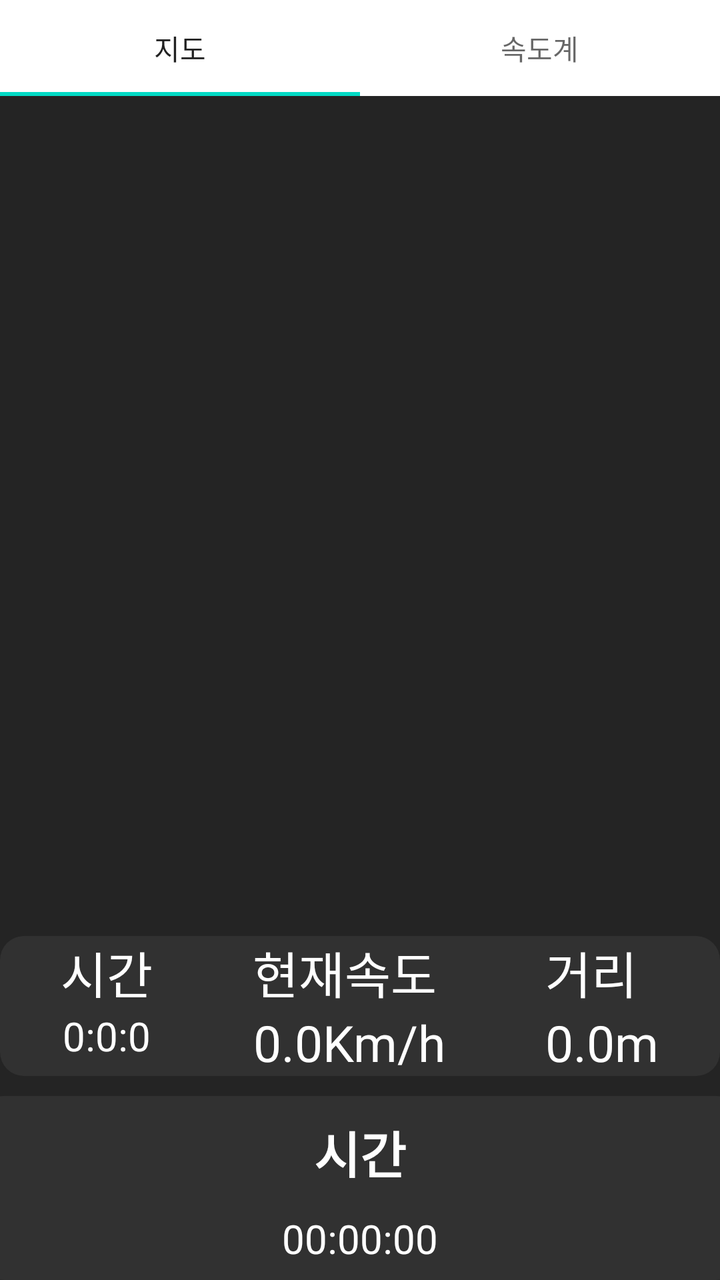
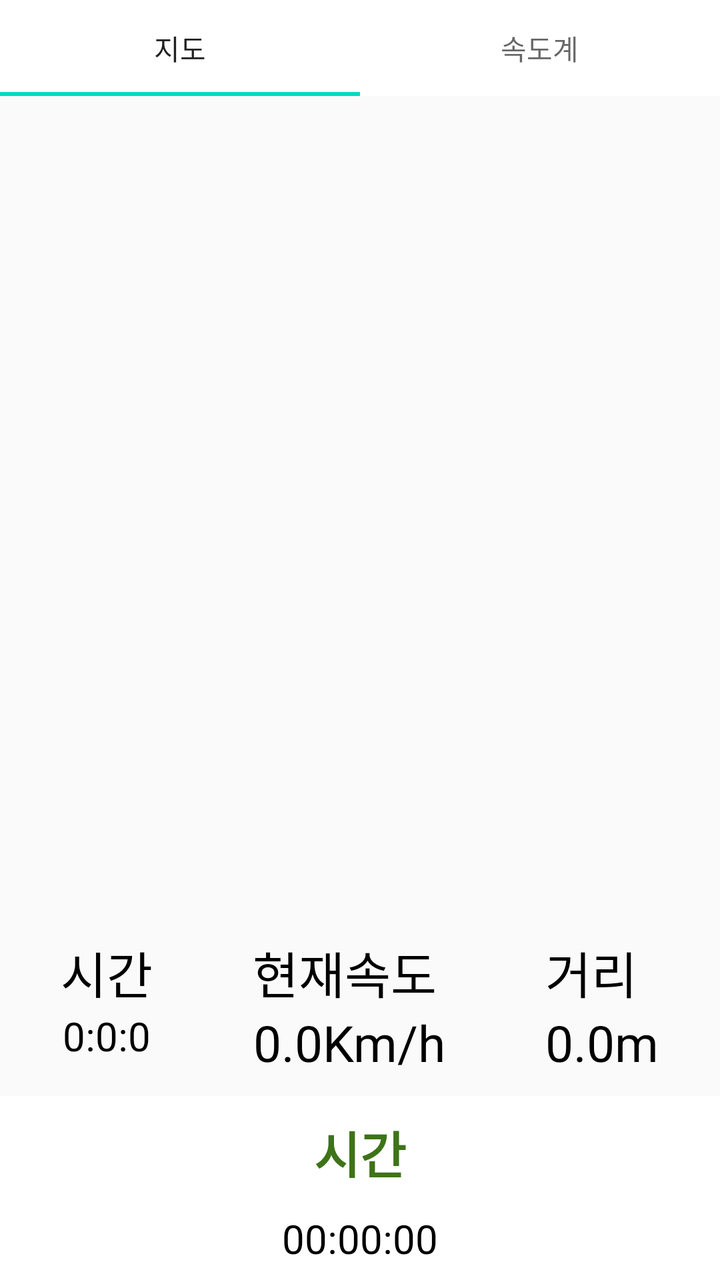

Screens rendered from an Android XML layout before and after an edit, with the pre-edit source and the edit as a unified diff.
<!-- AndroidManifest.xml: application theme AppTheme -->
<!-- res/layout/activity_riding_start.xml -->
<?xml version="1.0" encoding="utf-8"?>
<LinearLayout xmlns:android="http://schemas.android.com/apk/res/android"
    xmlns:app="http://schemas.android.com/apk/res-auto"
    xmlns:tools="http://schemas.android.com/tools"
    android:orientation="vertical"
    android:layout_width="match_parent"
    android:layout_height="match_parent"
    android:background="#242424"
    android:id="@+id/default_layout">

    <com.google.android.material.tabs.TabLayout
        android:layout_width="match_parent"
        android:layout_height="wrap_content"
        android:id="@+id/tab_layout"
        android:background="#fff">

        <com.google.android.material.tabs.TabItem
            android:layout_width="wrap_content"
            android:layout_height="wrap_content"

            android:text="지도" />
        <com.google.android.material.tabs.TabItem
            android:layout_width="wrap_content"
            android:layout_height="wrap_content"
            android:text="속도계" />
    </com.google.android.material.tabs.TabLayout>

    <LinearLayout
        android:id="@+id/map_layout"
        android:layout_width="match_parent"
        android:layout_height="wrap_content"
        android:orientation="vertical">
        <RelativeLayout
            android:id="@+id/map_view"
            android:layout_width="match_parent"
            android:layout_height="400dp"
            android:layout_alignParentBottom="true"
            android:layout_weight="0" />
    </LinearLayout>

    <LinearLayout
        android:layout_width="match_parent"
        android:layout_height="wrap_content"
        android:gravity="center"
        android:background="@drawable/subactivity_shape"
        android:layout_marginTop="20dp">

        <GridLayout
            android:id="@+id/speed_pre"
            android:layout_width="wrap_content"
            android:layout_height="wrap_content"
            android:columnCount="4"
            android:gravity="center"
            android:orientation="horizontal"
            android:verticalSpacing="30dp"
            tools:ignore="MissingConstraints">

            <LinearLayout
                android:layout_width="wrap_content"
                android:layout_height="wrap_content"
                android:orientation="vertical">

                <TextView
                    android:layout_width="match_parent"
                    android:layout_height="wrap_content"
                    android:gravity="center"
                    android:text="시간"
                    android:textColor="#fff"
                    android:textSize="25dp" />

                <TextView
                    android:id="@+id/m_time"
                    android:layout_width="match_parent"
                    android:layout_height="wrap_content"
                    android:gravity="center"
                    android:text="0:0:0"
                    android:textColor="#fff"
                    android:textSize="20dp" />
            </LinearLayout>

            <LinearLayout
                android:layout_width="wrap_content"
                android:layout_height="wrap_content"
                android:layout_marginLeft="50dp"
                android:orientation="vertical">

                <TextView
                    android:layout_width="wrap_content"
                    android:layout_height="wrap_content"
                    android:gravity="right"
                    android:text="현재속도"
                    android:textColor="#fff"
                    android:textSize="25dp" />

                <TextView
                    android:id="@+id/m_speed"
                    android:layout_width="wrap_content"
                    android:layout_height="wrap_content"
                    android:gravity="right"
                    android:text="0.0Km/h"
                    android:textColor="#fff"
                    android:textSize="25dp" />
            </LinearLayout>

            <LinearLayout
                android:layout_width="wrap_content"
                android:layout_height="wrap_content"
                android:layout_marginLeft="50dp"
                android:orientation="vertical">

                <TextView
                    android:layout_width="wrap_content"
                    android:layout_height="wrap_content"
                    android:text="거리"
                    android:textColor="#fff"
                    android:textSize="25dp" />

                <TextView
                    android:id="@+id/m_distance"
                    android:layout_width="wrap_content"
                    android:layout_height="wrap_content"
                    android:text="0.0m"
                    android:textColor="#fff"
                    android:textSize="25dp" />
            </LinearLayout>
        </GridLayout>
    </LinearLayout>


    <LinearLayout
        android:layout_width="match_parent"
        android:layout_height="wrap_content"
        android:id="@+id/speed_tap"
        android:orientation="vertical">
        <LinearLayout
            android:layout_width="380dp"
            android:layout_height="wrap_content"
            android:orientation="vertical"
            android:background="@drawable/subactivity_shape"
            android:layout_gravity="center"
            android:layout_marginTop="10dp"
            android:padding="10dp">

            <TextView
                android:layout_width="match_parent"
                android:layout_height="wrap_content"
                android:gravity="center"
                android:text="시간"
                android:textColor="#fff"
                android:textSize="25dp"
                android:textStyle="bold"
                tools:ignore="MissingConstraints" />

            <TextView
                android:id="@+id/ingtime"
                android:layout_width="match_parent"
                android:layout_height="50dp"
                android:gravity="center"
                android:text="00:00:00"
                android:textColor="#fff"
                android:textSize="20dp" />
        </LinearLayout>

        <LinearLayout
            android:layout_width="380dp"
            android:layout_height="150dp"
            android:id="@+id/speedlayout"
            android:orientation="vertical"
            android:background="@drawable/subactivity_shape"
            android:layout_gravity="center"
            android:layout_marginTop="10dp"
            android:padding="10dp">

            <GridLayout
                android:layout_width="350dp"
                android:layout_height="wrap_content"
                android:columnCount="4"
                android:layout_gravity="center"
                android:orientation="horizontal"
                android:verticalSpacing="30dp"
                tools:ignore="MissingConstraints">

                <LinearLayout
                    android:layout_width="wrap_content"
                    android:layout_height="wrap_content"
                    android:orientation="vertical">

                    <TextView
                        android:layout_width="wrap_content"
                        android:layout_height="wrap_content"
                        android:gravity="left"
                        android:text="평균"
                        android:textSize="25dp"
                        android:textColor="#fff"
                        android:textStyle="bold"/>

                    <TextView
                        android:id="@+id/avgspeed"
                        android:layout_width="wrap_content"
                        android:layout_height="wrap_content"
                        android:layout_weight="1"
                        android:gravity="left"
                        android:text="0"
                        android:layout_marginTop="10dp"
                        android:textColor="#fff"
                        android:textSize="20dp" />
                </LinearLayout>

                <LinearLayout
                    android:layout_width="wrap_content"
                    android:layout_height="wrap_content"
                    android:layout_marginLeft="100dp"
                    android:orientation="vertical">

                    <TextView
                        android:layout_width="wrap_content"
                        android:layout_height="wrap_content"
                        android:layout_weight="1"
                        android:layout_gravity="center"
                        android:text="속도"
                        android:textSize="25dp"
                        android:textColor="#fff"
                        android:textStyle="bold"/>
                    <TextView
                        android:id="@+id/nowspeed"
                        android:layout_width="wrap_content"
                        android:layout_height="wrap_content"
                        android:layout_gravity="center"
                        android:text="0.0"
                        android:textSize="40dp"
                        android:textColor="#fff"
                        android:textStyle="bold"
                        tools:ignore="MissingConstraints" />
                    <TextView
                        android:layout_width="wrap_content"
                        android:layout_height="wrap_content"
                        android:layout_weight="1"
                        android:layout_gravity="center"
                        android:text="km/h"
                        android:textColor="#000"
                        android:textSize="17dp" />

                </LinearLayout>

                <LinearLayout
                    android:layout_width="wrap_content"
                    android:layout_height="wrap_content"
                    android:layout_marginLeft="100dp"
                    android:orientation="vertical">

                    <TextView
                        android:layout_width="wrap_content"
                        android:layout_height="wrap_content"
                        android:layout_weight="1"
                        android:gravity="right"
                        android:text="최고"
                        android:textSize="25dp"
                        android:textColor="#fff"
                        android:textStyle="bold"/>

                    <TextView
                        android:id="@+id/maxspeed"
                        android:layout_width="wrap_content"
                        android:layout_height="wrap_content"
                        android:layout_weight="1"
                        android:layout_gravity="right"
                        android:layout_marginTop="10dp"
                        android:text="0"
                        android:textSize="20dp"
                        android:textColor="#fff"
                        tools:ignore="DuplicateIds" />
                </LinearLayout>
            </GridLayout>
        </LinearLayout>

        <LinearLayout
            android:layout_width="380dp"
            android:layout_height="wrap_content"
            android:orientation="vertical"
            android:background="@drawable/subactivity_shape"
            android:layout_gravity="center"
            android:layout_marginTop="10dp"
            android:padding="10dp">

            <TextView
                android:layout_width="match_parent"
                android:layout_height="match_parent"
                android:gravity="center_horizontal"
                android:text="휴식시간"
                android:textSize="25dp"
                android:textColor="#fff"
                android:textStyle="bold"
                tools:ignore="MissingConstraints" />

            <TextView
                android:id="@+id/resttime"
                android:layout_width="match_parent"
                android:layout_height="50dp"
                android:layout_weight="1"
                android:gravity="center"
                android:text="00:00:00"
                android:textColor="#fff"
                android:textSize="20dp" />
        </LinearLayout>

        <LinearLayout
            android:layout_width="380dp"
            android:layout_height="wrap_content"
            android:orientation="vertical"
            android:background="@drawable/subactivity_shape"
            android:layout_gravity="center"
            android:layout_marginTop="10dp"
            android:padding="10dp">

            <GridLayout
                android:layout_width="350dp"
                android:layout_height="wrap_content"
                android:columnCount="4"
                android:layout_gravity="center"
                android:orientation="horizontal"
                android:verticalSpacing="30dp"
                tools:ignore="MissingConstraints">

                <LinearLayout
                    android:layout_width="wrap_content"
                    android:layout_height="wrap_content"
                    android:orientation="vertical">

                    <TextView
                        android:layout_width="wrap_content"
                        android:layout_height="wrap_content"
                        android:gravity="left"
                        android:text="고도"
                        android:textSize="25dp"
                        android:textColor="#fff"
                        android:textStyle="bold"/>

                    <TextView
                        android:id="@+id/Nowgodo"
                        android:layout_width="wrap_content"
                        android:layout_height="wrap_content"
                        android:layout_weight="1"
                        android:gravity="left"
                        android:text="0"
                        android:textColor="#fff"
                        android:textSize="20sp" />
                </LinearLayout>

                <LinearLayout
                    android:layout_width="wrap_content"
                    android:layout_height="wrap_content"
                    android:layout_marginLeft="100dp"
                    android:orientation="vertical">

                    <TextView
                        android:layout_width="wrap_content"
                        android:layout_height="wrap_content"
                        android:layout_weight="1"
                        android:layout_gravity="center"
                        android:text="거리"
                        android:textSize="25dp"
                        android:textColor="#fff"
                        android:textStyle="bold"/>
                    <TextView
                        android:id="@+id/dis"
                        android:layout_width="wrap_content"
                        android:layout_height="wrap_content"
                        android:layout_weight="1"
                        android:layout_gravity="center"
                        android:text="0"
                        android:textColor="#fff"
                        android:textSize="20dp" />

                </LinearLayout>

                <LinearLayout
                    android:layout_width="wrap_content"
                    android:layout_height="wrap_content"
                    android:layout_marginLeft="60dp"
                    android:orientation="vertical">

                    <TextView
                        android:layout_width="wrap_content"
                        android:layout_height="wrap_content"
                        android:layout_weight="1"
                        android:gravity="right"
                        android:text="획득고도"
                        android:textSize="25dp"
                        android:textColor="#fff"
                        android:textStyle="bold"/>

                    <TextView
                        android:id="@+id/getgodo"
                        android:layout_width="wrap_content"
                        android:layout_height="wrap_content"
                        android:layout_weight="1"
                        android:layout_gravity="right"
                        android:text="0"
                        android:textColor="#fff"
                        android:textSize="20dp" />
                </LinearLayout>
            </GridLayout>
        </LinearLayout>



        <LinearLayout
            android:layout_width="match_parent"
            android:layout_height="wrap_content"
            android:id="@+id/status_layout">
            <TextView
                android:id="@+id/m_t"
                android:layout_width="wrap_content"
                android:layout_height="wrap_content"
                android:layout_weight="1"
                android:gravity="right"
                android:text="00"
                android:layout_marginRight="10dp"
                android:textSize="20dp" />
            <TextView
                android:id="@+id/m_rest"
                android:layout_width="wrap_content"
                android:layout_height="wrap_content"
                android:layout_weight="1"
                android:gravity="right"
                android:text="00"
                android:layout_marginRight="10dp"
                android:textSize="20dp" />
        </LinearLayout>
        <LinearLayout
            android:id="@+id/flow_info"
            android:layout_width="380dp"
            android:layout_height="80dp"
            android:orientation="vertical"
            android:background="@drawable/subactivity_shape"
            android:layout_gravity="center"
            android:layout_marginTop="10dp"
            android:padding="10dp">
            <TextView
                android:layout_width="match_parent"
                android:layout_height="wrap_content"
                android:layout_weight="1"
                android:gravity="center"
                android:text="코스이름"
                android:textSize="25dp"
                android:textColor="#3e7319"
                android:textStyle="bold" />

            <TextView
                android:id="@+id/couse_info"
                android:layout_width="match_parent"
                android:layout_height="wrap_content"
                android:layout_weight="1"
                android:layout_marginLeft="-10dp"
                android:gravity="center"
                android:text="코스이름"
                android:textColor="#000"
                android:textSize="20dp" />
        </LinearLayout>

    </LinearLayout>


    <GridLayout
        android:verticalSpacing="30dp"
        android:layout_marginTop="30dp"
        android:layout_gravity = "center"
        android:layout_width="wrap_content"
        android:layout_height="wrap_content"
        android:columnCount="3"
        android:rowCount="2"
        android:orientation="vertical"
        tools:ignore="MissingConstraints">
        <LinearLayout
            android:layout_width="match_parent"
            android:layout_height="wrap_content"
            android:orientation="horizontal">
            <Button
                android:id="@+id/endriding"
                android:layout_width="52dp"
                android:layout_height="50dp"
                android:background="@drawable/end_bt"
                tools:ignore="MissingConstraints" />
            <Button
                android:id="@+id/pausebt"
                android:layout_width="52dp"
                android:layout_height="50dp"
                android:background="@drawable/stop_bt"
                tools:ignore="MissingConstraints"
                android:onClick="myOnClick"
                android:layout_marginLeft="50dp"/>

            <Button
                android:id="@+id/resume_bt"
                android:layout_width="52dp"
                android:layout_height="50dp"
                android:background="@drawable/restart_icon"
                tools:ignore="MissingConstraints"
                android:onClick="myOnClick"
                android:layout_marginLeft="50dp"/>
        </LinearLayout>
        

    </GridLayout>
</LinearLayout>
<!-- resources referenced by this layout -->
<resources>
  <!-- drawable end_bt: png bitmap (drawable, 6791 bytes) -->
  <!-- drawable restart_icon: png bitmap (drawable, 7792 bytes) -->
  <!-- drawable stop_bt: png bitmap (drawable, 8286 bytes) -->
  <!-- drawable subactivity_shape (drawable) -->
  <?xml version="1.0" encoding="utf-8"?>
  <shape xmlns:android="http://schemas.android.com/apk/res/android"
      android:padding="10dp"
      android:shape="rectangle" >
      <solid android:color="#313131" />
      <corners
          android:bottomLeftRadius="12dp"
          android:bottomRightRadius="12dp"
          android:topLeftRadius="12dp"
          android:topRightRadius="12dp" />
      <stroke
          android:width="0dp"
          android:color="#fff" />
  </shape>
  <style name="AppTheme" parent="Theme.AppCompat.Light.DarkActionBar">
          
          <item name="colorPrimary">@color/colorPrimary</item>
          <item name="colorPrimaryDark">@color/colorPrimaryDark</item>
          <item name="colorAccent">@color/colorAccent</item>
      </style>
  <color name="colorPrimary">#181818</color>
  <color name="colorPrimaryDark">#181818</color>
  <color name="colorAccent">#03DAC5</color>
</resources>

<!-- the commit's change to res/layout/activity_riding_start.xml (unified diff, before → after) -->
@@ -5,7 +5,6 @@
     android:orientation="vertical"
     android:layout_width="match_parent"
     android:layout_height="match_parent"
-    android:background="#242424"
     android:id="@+id/default_layout">
 
     <com.google.android.material.tabs.TabLayout
@@ -42,7 +41,6 @@
         android:layout_width="match_parent"
         android:layout_height="wrap_content"
         android:gravity="center"
-        android:background="@drawable/subactivity_shape"
         android:layout_marginTop="20dp">
 
         <GridLayout
@@ -65,7 +63,7 @@
                     android:layout_height="wrap_content"
                     android:gravity="center"
                     android:text="시간"
-                    android:textColor="#fff"
+                    android:textColor="#000"
                     android:textSize="25dp" />
 
                 <TextView
@@ -74,7 +72,7 @@
                     android:layout_height="wrap_content"
                     android:gravity="center"
                     android:text="0:0:0"
-                    android:textColor="#fff"
+                    android:textColor="#000"
                     android:textSize="20dp" />
             </LinearLayout>
 
@@ -89,7 +87,7 @@
                     android:layout_height="wrap_content"
                     android:gravity="right"
                     android:text="현재속도"
-                    android:textColor="#fff"
+                    android:textColor="#000"
                     android:textSize="25dp" />
 
                 <TextView
@@ -98,7 +96,7 @@
                     android:layout_height="wrap_content"
                     android:gravity="right"
                     android:text="0.0Km/h"
-                    android:textColor="#fff"
+                    android:textColor="#000"
                     android:textSize="25dp" />
             </LinearLayout>
 
@@ -112,7 +110,7 @@
                     android:layout_width="wrap_content"
                     android:layout_height="wrap_content"
                     android:text="거리"
-                    android:textColor="#fff"
+                    android:textColor="#000"
                     android:textSize="25dp" />
 
                 <TextView
@@ -120,7 +118,7 @@
                     android:layout_width="wrap_content"
                     android:layout_height="wrap_content"
                     android:text="0.0m"
-                    android:textColor="#fff"
+                    android:textColor="#000"
                     android:textSize="25dp" />
             </LinearLayout>
         </GridLayout>
@@ -146,7 +144,7 @@
                 android:layout_height="wrap_content"
                 android:gravity="center"
                 android:text="시간"
-                android:textColor="#fff"
+                android:textColor="#3e7319"
                 android:textSize="25dp"
                 android:textStyle="bold"
                 tools:ignore="MissingConstraints" />
@@ -157,7 +155,7 @@
                 android:layout_height="50dp"
                 android:gravity="center"
                 android:text="00:00:00"
-                android:textColor="#fff"
+                android:textColor="#000"
                 android:textSize="20dp" />
         </LinearLayout>
 
@@ -191,7 +189,7 @@
                         android:gravity="left"
                         android:text="평균"
                         android:textSize="25dp"
-                        android:textColor="#fff"
+                        android:textColor="#3e7319"
                         android:textStyle="bold"/>
 
                     <TextView
@@ -202,7 +200,7 @@
                         android:gravity="left"
                         android:text="0"
                         android:layout_marginTop="10dp"
-                        android:textColor="#fff"
+                        android:textColor="#000"
                         android:textSize="20dp" />
                 </LinearLayout>
 
@@ -219,7 +217,7 @@
                         android:layout_gravity="center"
                         android:text="속도"
                         android:textSize="25dp"
-                        android:textColor="#fff"
+                        android:textColor="#3e7319"
                         android:textStyle="bold"/>
                     <TextView
                         android:id="@+id/nowspeed"
@@ -228,7 +226,7 @@
                         android:layout_gravity="center"
                         android:text="0.0"
                         android:textSize="40dp"
-                        android:textColor="#fff"
+                        android:textColor="#000"
                         android:textStyle="bold"
                         tools:ignore="MissingConstraints" />
                     <TextView
@@ -255,7 +253,7 @@
                         android:gravity="right"
                         android:text="최고"
                         android:textSize="25dp"
-                        android:textColor="#fff"
+                        android:textColor="#3e7319"
                         android:textStyle="bold"/>
 
                     <TextView
@@ -267,7 +265,7 @@
                         android:layout_marginTop="10dp"
                         android:text="0"
                         android:textSize="20dp"
-                        android:textColor="#fff"
+                        android:textColor="#000"
                         tools:ignore="DuplicateIds" />
                 </LinearLayout>
             </GridLayout>
@@ -288,7 +286,7 @@
                 android:gravity="center_horizontal"
                 android:text="휴식시간"
                 android:textSize="25dp"
-                android:textColor="#fff"
+                android:textColor="#3e7319"
                 android:textStyle="bold"
                 tools:ignore="MissingConstraints" />
 
@@ -299,7 +297,7 @@
                 android:layout_weight="1"
                 android:gravity="center"
                 android:text="00:00:00"
-                android:textColor="#fff"
+                android:textColor="#000"
                 android:textSize="20dp" />
         </LinearLayout>
 
@@ -332,7 +330,7 @@
                         android:gravity="left"
                         android:text="고도"
                         android:textSize="25dp"
-                        android:textColor="#fff"
+                        android:textColor="#3e7319"
                         android:textStyle="bold"/>
 
                     <TextView
@@ -342,7 +340,7 @@
                         android:layout_weight="1"
                         android:gravity="left"
                         android:text="0"
-                        android:textColor="#fff"
+                        android:textColor="#000"
                         android:textSize="20sp" />
                 </LinearLayout>
 
@@ -359,7 +357,7 @@
                         android:layout_gravity="center"
                         android:text="거리"
                         android:textSize="25dp"
-                        android:textColor="#fff"
+                        android:textColor="#3e7319"
                         android:textStyle="bold"/>
                     <TextView
                         android:id="@+id/dis"
@@ -368,7 +366,7 @@
                         android:layout_weight="1"
                         android:layout_gravity="center"
                         android:text="0"
-                        android:textColor="#fff"
+                        android:textColor="#000"
                         android:textSize="20dp" />
 
                 </LinearLayout>
@@ -386,7 +384,7 @@
                         android:gravity="right"
                         android:text="획득고도"
                         android:textSize="25dp"
-                        android:textColor="#fff"
+                        android:textColor="#3e7319"
                         android:textStyle="bold"/>
 
                     <TextView
@@ -396,10 +394,32 @@
                         android:layout_weight="1"
                         android:layout_gravity="right"
                         android:text="0"
-                        android:textColor="#fff"
+                        android:textColor="#000"
                         android:textSize="20dp" />
                 </LinearLayout>
             </GridLayout>
+
+
+            <LinearLayout
+                android:layout_width="match_parent"
+                android:layout_height="wrap_content">
+
+
+
+
+            </LinearLayout>
+
+            <LinearLayout
+                android:layout_width="match_parent"
+                android:layout_height="wrap_content"
+                >
+
+
+
+
+
+
+            </LinearLayout>
         </LinearLayout>
 
 
@@ -499,7 +519,29 @@
                 android:onClick="myOnClick"
                 android:layout_marginLeft="50dp"/>
         </LinearLayout>
-        
+        <LinearLayout
+            android:layout_width="match_parent"
+            android:layout_height="wrap_content"
+            android:orientation="horizontal"
+            android:layout_marginTop="10dp">
+
+
+            <Button
+                android:id="@+id/sos_sound"
+                android:layout_width="50dp"
+                android:layout_height="55dp"
+                android:background="@drawable/sos_sound"
+                tools:ignore="MissingConstraints" />
+
+            <Spinner
+                android:id="@+id/help"
+                android:layout_width="50dp"
+                android:layout_height="55dp"
+                android:background="@drawable/help"
+                android:layout_marginLeft="50dp"
+                android:spinnerMode="dialog"
+                android:layout_weight="1" />
+        </LinearLayout>
 
     </GridLayout>
 </LinearLayout>
<!-- resource entries referenced after the edit -->
@@ -1,21 +1,23 @@
 <!-- resources referenced by this layout -->
 <resources>
   <!-- drawable end_bt: png bitmap (drawable, 6791 bytes) -->
+  <!-- drawable help: png bitmap (drawable, 7631 bytes) -->
   <!-- drawable restart_icon: png bitmap (drawable, 7792 bytes) -->
+  <!-- drawable sos_sound: png bitmap (drawable, 7017 bytes) -->
   <!-- drawable stop_bt: png bitmap (drawable, 8286 bytes) -->
   <!-- drawable subactivity_shape (drawable) -->
   <?xml version="1.0" encoding="utf-8"?>
   <shape xmlns:android="http://schemas.android.com/apk/res/android"
       android:padding="10dp"
       android:shape="rectangle" >
-      <solid android:color="#313131" />
+      <solid android:color="#FFF" />
       <corners
           android:bottomLeftRadius="12dp"
           android:bottomRightRadius="12dp"
           android:topLeftRadius="12dp"
           android:topRightRadius="12dp" />
       <stroke
-          android:width="0dp"
+          android:width="1dp"
           android:color="#fff" />
   </shape>
   <style name="AppTheme" parent="Theme.AppCompat.Light.DarkActionBar">
